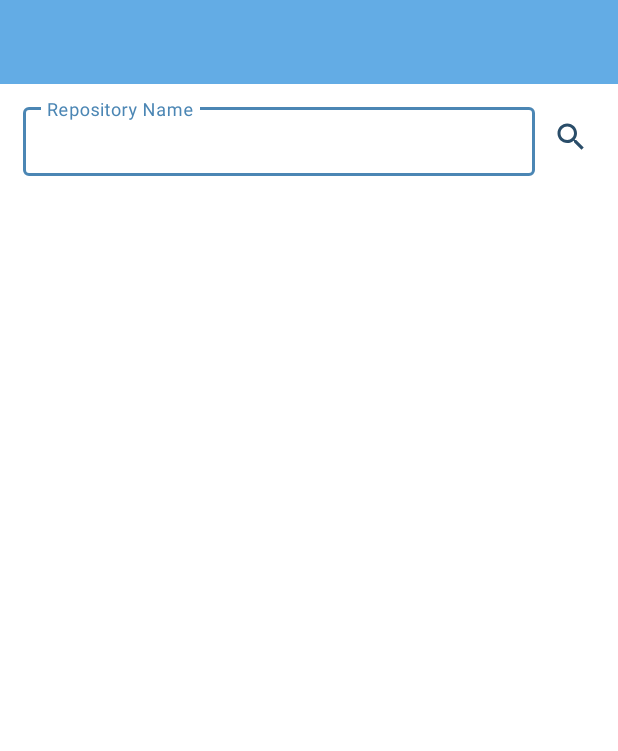
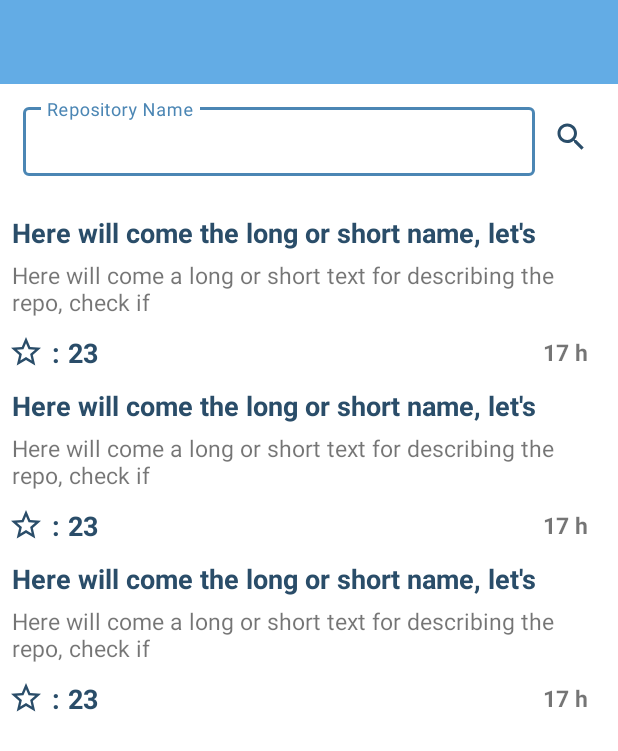
Before and after one commit to ZsofiaMandi/GitHubSearchApp, an Android app: the layout activity_main.xml on its own in the app's theme, with its tools: preview values and no code run, on a phone screen of 412 x 824 dp. Shown: the top 751 px of the screen. Run offline under Robolectric (Android 15) with nearby library versions, the phone set to English and light mode, and no system bars.

Commit message:
Creating Repo item
Creating the Repository item in the recycler view for the searching list

```diff
--- /dev/null
+++ b/app/src/main/res/drawable/ic_star_border_blue_24.xml
@@ -0,0 +1,5 @@
+<vector android:height="24dp" android:tint="#2A4D69"
+    android:viewportHeight="24" android:viewportWidth="24"
+    android:width="24dp" xmlns:android="http://schemas.android.com/apk/res/android">
+    <path android:fillColor="@android:color/white" android:pathData="M22,9.24l-7.19,-0.62L12,2 9.19,8.63 2,9.24l5.46,4.73L5.82,21 12,17.27 18.18,21l-1.63,-7.03L22,9.24zM12,15.4l-3.76,2.27 1,-4.28 -3.32,-2.88 4.38,-0.38L12,6.1l1.71,4.04 4.38,0.38 -3.32,2.88 1,4.28L12,15.4z"/>
+</vector>
--- a/app/src/main/res/layout/activity_main.xml
+++ b/app/src/main/res/layout/activity_main.xml
@@ -39,7 +39,7 @@
             <androidx.appcompat.widget.AppCompatEditText
                 android:layout_width="match_parent"
                 android:layout_height="wrap_content"
-                android:hint="Repository Name"
+                android:hint="@string/repo_search_edit_text_hint"
                 android:textColor="@color/blue_5"
                 android:textColorHighlight="@color/blue_2"
                 android:textCursorDrawable="@null"
@@ -58,17 +58,17 @@
             android:src="@drawable/ic_search_blue_24"
             android:layout_gravity="center"
             android:backgroundTint="@color/white"
-            />
+            android:contentDescription="@string/ib_search_description" />
 
     </LinearLayout>
-
-
-
 
     <androidx.recyclerview.widget.RecyclerView
         android:id="@+id/rvRepos"
         android:layout_width="match_parent"
         android:layout_height="wrap_content"
+        android:paddingTop="10dp"
+        app:layoutManager="androidx.recyclerview.widget.LinearLayoutManager"
+        tools:listitem="@layout/repo_item"
         app:layout_constraintTop_toBottomOf="@id/llSearch"
         />
 
--- /dev/null
+++ b/app/src/main/res/layout/repo_item.xml
@@ -0,0 +1,84 @@
+<?xml version="1.0" encoding="utf-8"?>
+<androidx.constraintlayout.widget.ConstraintLayout xmlns:android="http://schemas.android.com/apk/res/android"
+    android:layout_width="match_parent"
+    android:layout_height="wrap_content"
+    xmlns:tools="http://schemas.android.com/tools"
+    xmlns:app="http://schemas.android.com/apk/res-auto">
+
+    <TextView
+        android:id="@+id/tvName"
+        android:layout_width="match_parent"
+        android:layout_height="wrap_content"
+        tools:text="Here will come the long or short name, let's"
+        android:textSize="18sp"
+        android:textStyle="bold"
+        android:textColor="@color/blue_5"
+        android:paddingHorizontal="8dp"
+        android:paddingVertical="5dp"
+        app:layout_constraintTop_toTopOf="parent"
+        app:layout_constraintStart_toStartOf="parent"
+        />
+
+    <TextView
+        android:id="@+id/tvDescription"
+        android:layout_width="match_parent"
+        android:layout_height="wrap_content"
+        tools:text="Here will come a long or short text for describing the repo, check if"
+        android:textSize="15sp"
+        android:paddingHorizontal="8dp"
+        android:paddingBottom="5dp"
+        app:layout_constraintTop_toBottomOf="@id/tvName"
+        />
+
+    <ImageView
+        android:id="@+id/ivStar"
+        android:layout_width="wrap_content"
+        android:layout_height="wrap_content"
+        android:src="@drawable/ic_star_border_blue_24"
+        android:padding="5dp"
+        android:contentDescription="@string/iv_star_description"
+        app:layout_constraintTop_toBottomOf="@id/tvDescription"
+        app:layout_constraintStart_toStartOf="parent"/>
+
+    <TextView
+        android:id="@+id/double_dot"
+        android:layout_width="wrap_content"
+        android:layout_height="wrap_content"
+        android:text="@string/double_dot_between_star_and_number"
+        android:textStyle="bold"
+        android:textColor="@color/blue_5"
+        android:textSize="18sp"
+        app:layout_constraintTop_toTopOf="@id/ivStar"
+        app:layout_constraintBottom_toBottomOf="@id/ivStar"
+        app:layout_constraintStart_toEndOf="@id/ivStar"
+        />
+
+    <TextView
+        android:id="@+id/tvStars"
+        android:layout_width="wrap_content"
+        android:layout_height="wrap_content"
+        tools:text="23"
+        android:textStyle="bold"
+        android:textColor="@color/blue_5"
+        android:textSize="18sp"
+        android:padding="5dp"
+        app:layout_constraintTop_toTopOf="@id/ivStar"
+        app:layout_constraintBottom_toBottomOf="@id/ivStar"
+        app:layout_constraintStart_toEndOf="@id/double_dot"
+        />
+
+    <TextView
+        android:id="@+id/tvLastUpdate"
+        android:layout_width="wrap_content"
+        android:layout_height="wrap_content"
+        tools:text="17 h"
+        android:paddingVertical="5dp"
+        android:paddingHorizontal="20dp"
+        android:textSize="15sp"
+        android:textStyle="bold"
+        app:layout_constraintTop_toTopOf="@id/ivStar"
+        app:layout_constraintBottom_toBottomOf="@id/ivStar"
+        app:layout_constraintEnd_toEndOf="parent"
+        />
+
+</androidx.constraintlayout.widget.ConstraintLayout>
--- a/app/src/main/res/values/strings.xml
+++ b/app/src/main/res/values/strings.xml
@@ -1,3 +1,7 @@
 <resources>
     <string name="app_name">GitHubRepoSearchApp</string>
+    <string name="repo_search_edit_text_hint">Repository Name</string>
+    <string name="ib_search_description">Start search button</string>
+    <string name="double_dot_between_star_and_number">:</string>
+    <string name="iv_star_description">Star</string>
 </resources>
```
